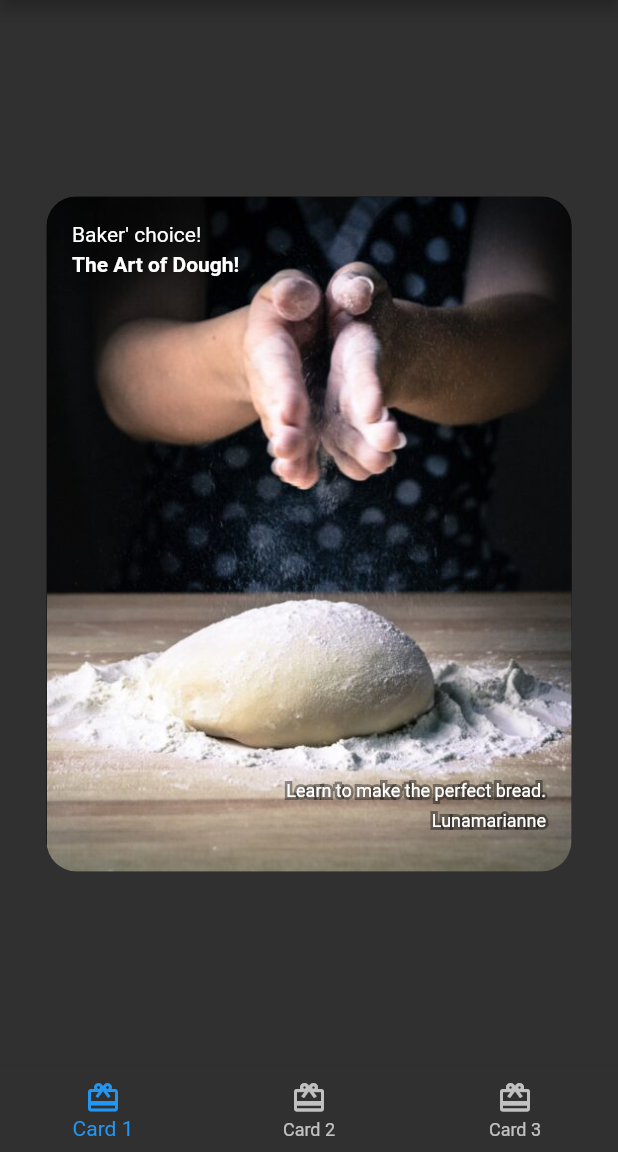
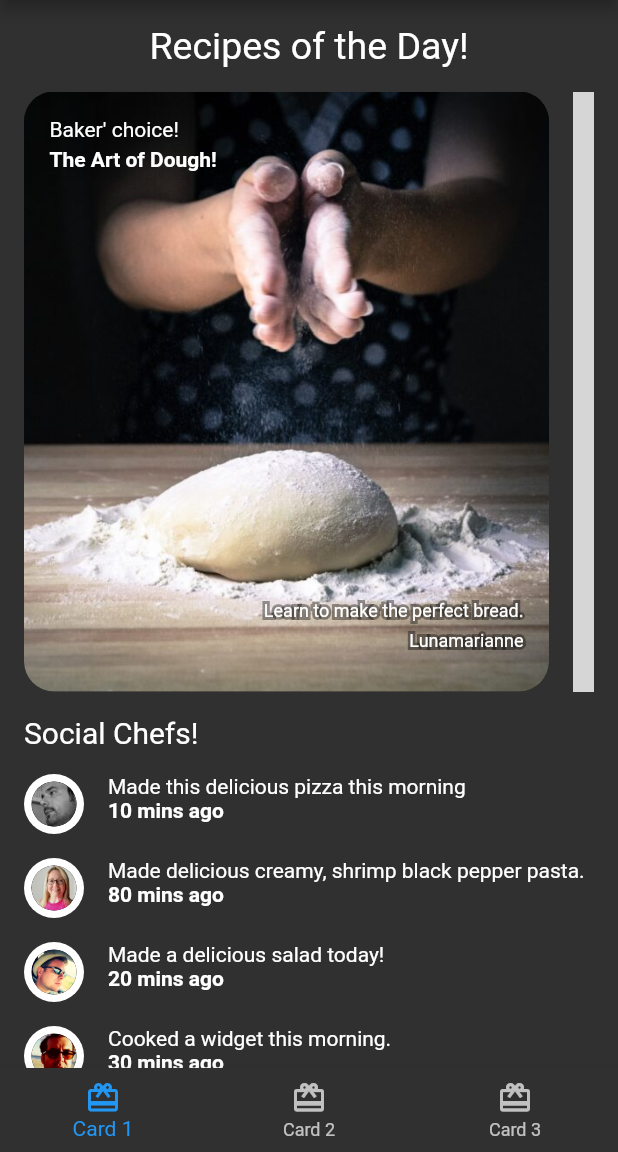
Before and after one commit to airacalins/ffuf_20220502_food_app, a Flutter app: the screen it shows after launch, on a phone screen of 412 x 824 dp, the part 84-1236 px from its top. Run offline on Flutter 3.47's test engine with Material 2 defaults, Android fonts, the phone set to English and light mode, and no system bars; grey boxes are pictures that could not be loaded.

Commit message:
added service, models, and screens

```diff
--- a/lib/card1.dart
+++ b/lib/components/card1.dart
@@ -1,9 +1,16 @@
 // ignore_for_file: prefer_const_constructors
 
 import 'package:flutter/material.dart';
+import 'package:food_app/models/models.dart';
 
 class Card1 extends StatelessWidget {
-  const Card1({Key? key}) : super(key: key);
+
+  final ExploreRecipe recipe;
+
+  const Card1({
+    Key? key,
+    required this.recipe,
+  }) : super(key: key);
 
   final String category = 'Baker\' choice!';
   final String title = 'The Art of Dough!';
--- a/lib/card2.dart
+++ b/lib/components/card2.dart
@@ -1,9 +1,15 @@
 // ignore_for_file: prefer_const_constructors
 
 import 'package:flutter/material.dart';
+import 'package:food_app/models/models.dart';
 
 class Card2 extends StatefulWidget {
-  const Card2({Key? key}) : super(key: key);
+  final ExploreRecipe recipe;
+
+  const Card2({
+    Key? key,
+    required this.recipe,
+  }) : super(key: key);
 
   @override
   State<Card2> createState() => _Card2State();
--- a/lib/components/circle_image.dart
+++ b/lib/components/circle_image.dart
@@ -0,0 +1,28 @@
+import 'package:flutter/material.dart';
+
+class CircleImage extends StatelessWidget {
+  // 1
+  const CircleImage({
+    Key? key,
+    this.imageProvider,
+    this.imageRadius = 20,
+  }) : super(key: key);
+
+  // 2
+  final double imageRadius;
+  final ImageProvider? imageProvider;
+
+  @override
+  Widget build(BuildContext context) {
+    // 3
+    return CircleAvatar(
+      backgroundColor: Colors.white,
+      radius: imageRadius,
+      // 4
+      child: CircleAvatar(
+        radius: imageRadius - 5,
+        backgroundImage: imageProvider,
+      ),
+    );
+  }
+}
--- /dev/null
+++ b/lib/components/friend_post_list_view.dart
@@ -0,0 +1,56 @@
+import 'package:flutter/material.dart';
+
+import 'package:food_app/models/models.dart';
+import 'package:food_app/components/components.dart';
+
+class FriendPostListView extends StatelessWidget {
+  final List<Post> friendPosts;
+
+  const FriendPostListView({
+    Key? key,
+    required this.friendPosts,
+  }) : super(key: key);
+
+  @override
+  Widget build(BuildContext context) {
+    return Padding(
+      padding: const EdgeInsets.only(
+        left: 16,
+        right: 16,
+        top: 0,
+      ),
+      child: Column(
+        crossAxisAlignment: CrossAxisAlignment.start,
+        children: [
+          const Text(
+            'Social Chefs!',
+            style: TextStyle(
+              fontSize: 20,
+            ),
+          ),
+          const SizedBox(
+            height: 16,
+          ),
+          // PostListView
+          ListView.separated(
+            primary: false,
+            physics: NeverScrollableScrollPhysics(),
+            shrinkWrap: true,
+            scrollDirection: Axis.vertical,
+            itemBuilder: (context, index) {
+              final post = friendPosts[index];
+              return FriendPostTile(post: post);
+            },
+            separatorBuilder: (context, index) {
+              return SizedBox(height: 16);
+            },
+            itemCount: friendPosts.length,
+          ),
+          const SizedBox(
+            height: 16,
+          )
+        ],
+      ),
+    );
+  }
+}
--- /dev/null
+++ b/lib/components/friend_post_tile.dart
@@ -0,0 +1,42 @@
+import 'package:flutter/cupertino.dart';
+import 'package:flutter/material.dart';
+import 'package:food_app/components/components.dart';
+import 'package:food_app/models/models.dart';
+
+class FriendPostTile extends StatelessWidget {
+  final Post post;
+
+  const FriendPostTile({
+    Key? key,
+    required this.post,
+  }) : super(key: key);
+
+  @override
+  Widget build(BuildContext context) {
+    return Row(
+      crossAxisAlignment: CrossAxisAlignment.start,
+      mainAxisAlignment: MainAxisAlignment.start,
+      children: [
+        CircleImage(
+          imageProvider: AssetImage(post.profileImageUrl),
+          imageRadius: 20,
+        ),
+        SizedBox(
+          width: 16,
+        ),
+        Expanded(
+          child: Column(
+            crossAxisAlignment: CrossAxisAlignment.start,
+            children: [
+              Text(post.comment),
+              Text(
+                '${post.timestamp} mins ago',
+                style: TextStyle(fontWeight: FontWeight.w700),
+              )
+            ],
+          ),
+        ),
+      ],
+    );
+  }
+}
--- /dev/null
+++ b/lib/components/recipes_grid_view.dart
@@ -0,0 +1,34 @@
+import 'package:flutter/material.dart';
+
+import 'package:food_app/components/components.dart';
+import 'package:food_app/models/models.dart';
+
+class RecipesGridView extends StatelessWidget {
+  final List<SimpleRecipe> recipes;
+
+  const RecipesGridView({
+    Key? key,
+    required this.recipes,
+  }) : super(key: key);
+
+  @override
+  Widget build(BuildContext context) {
+    return Padding(
+      padding: const EdgeInsets.only(
+        left: 16,
+        right: 16,
+        top: 16,
+      ),
+      child: GridView.builder(
+        itemCount: recipes.length,
+        gridDelegate: const SliverGridDelegateWithFixedCrossAxisCount(
+          crossAxisCount: 2,
+        ),
+        itemBuilder: (context, index) {
+          final simpleRecipe = recipes[index];
+          return RecipeThumbnail(recipe: simpleRecipe);
+        },
+      ),
+    );
+  }
+}
--- /dev/null
+++ b/lib/components/today_recipe_list_view.dart
@@ -0,0 +1,67 @@
+import 'package:flutter/material.dart';
+import 'package:food_app/components/components.dart';
+import 'package:food_app/models/models.dart';
+
+class TodayRecipeListView extends StatelessWidget {
+  final List<ExploreRecipe> recipes;
+
+  const TodayRecipeListView({
+    Key? key,
+    required this.recipes,
+  }) : super(key: key);
+
+  @override
+  Widget build(BuildContext context) {
+    return Padding(
+      padding: const EdgeInsets.only(
+        left: 16,
+        right: 16,
+        top: 16,
+      ),
+      child: Column(
+        children: [
+          const Text(
+            'Recipes of the Day!',
+            style: TextStyle(
+              fontSize: 25,
+            ),
+          ),
+          const SizedBox(
+            height: 16,
+          ),
+          Container(
+            height: 400,
+            // listview
+            color: Colors.transparent,
+            child: ListView.separated(
+              scrollDirection: Axis.horizontal,
+              itemBuilder: (context, index) {
+                final recipe = recipes[index];
+                return buildCard(recipe);
+              },
+              separatorBuilder: (context, index) {
+                return const SizedBox(
+                  width: 16,
+                );
+              },
+              itemCount: recipes.length,
+            ),
+          ),
+        ],
+      ),
+    );
+  }
+
+  // card
+  Widget buildCard(ExploreRecipe recipe) {
+    if (recipe.cardType == RecipeCardType.card1) {
+      return Card1(recipe: recipe);
+    } else if (recipe.cardType == RecipeCardType.card2) {
+      return Card2(recipe: recipe);
+    } else if (recipe.cardType == RecipeCardType.card3) {
+      return Card3(recipe: recipe);
+    } else {
+      throw Exception('This card doesn\'t exist!');
+    }
+  }
+}
--- a/lib/home.dart
+++ b/lib/home.dart
@@ -1,9 +1,9 @@
 // ignore_for_file: prefer_const_constructors
 
 import 'package:flutter/material.dart';
-import 'package:food_app/card1.dart';
-import 'package:food_app/card2.dart';
-import 'package:food_app/card3.dart';
+import 'package:food_app/components/components.dart';
+import 'package:food_app/screens/explore_screen.dart';
+
 
 class Home extends StatefulWidget {
   const Home({Key? key}) : super(key: key);
@@ -16,9 +16,9 @@ class _HomeState extends State<Home> {
   int _selectedIndex = 0;
 
   static List pages = [
-    Card1(),
-    Card2(),
-    Card3(),
+    ExploreScreen(),
+    Container(color: Colors.green),
+    Container(color: Colors.pink),
   ];
 
   void _onItemTapped(int index) {
--- a/lib/models/explore_recipe.dart
+++ b/lib/models/explore_recipe.dart
@@ -63,6 +63,7 @@ class ExploreRecipe {
         instructions.add(Instruction.fromJson(v));
       });
     }
+
     return ExploreRecipe(
       id: json['id'] ?? '',
       cardType: json['cardType'] ?? '',
--- a/lib/models/post.dart
+++ b/lib/models/post.dart
@@ -16,7 +16,7 @@ class Post {
   factory Post.fromJson(Map<String, dynamic> json) {
     return Post(
       id: json['id'] ?? '',
-      profileImageUrl: json['profileImage'] ?? '',
+      profileImageUrl: json['profileImageUrl'] ?? '',
       comment: json['comment'] ?? '',
       foodPictureUrl: json['foodPictureUrl'] ?? '',
       timestamp: json['timestamp'] ?? '',
--- a/lib/screens/explore_screen.dart
+++ b/lib/screens/explore_screen.dart
@@ -1,5 +1,6 @@
 import 'package:flutter/material.dart';
 import 'package:food_app/api/mock_food_app_service.dart';
+import 'package:food_app/components/components.dart';
 import 'package:food_app/models/models.dart';
 
 class ExploreScreen extends StatelessWidget {
@@ -10,13 +11,18 @@ class ExploreScreen extends StatelessWidget {
   Widget build(BuildContext context) {
     return FutureBuilder(
       future: mockService.getExploreData(),
-      builder: (context, AsyncSnapshot<ExploreData> snapshot) {
+      builder: (BuildContext context, AsyncSnapshot<ExploreData> snapshot) {
         if (snapshot.connectionState == ConnectionState.done) {
           final recipes = snapshot.data?.todayRecipes ?? [];
-          return Center(
-            child: Container(
-              child: const Text('Today Recipe List View'),
-            ),
+          final friendPosts = snapshot.data?.friendPosts ?? [];
+          return ListView(
+            children: [
+              TodayRecipeListView(recipes: recipes),
+              SizedBox(
+                height: 16,
+              ),
+              FriendPostListView(friendPosts: friendPosts),
+            ],
           );
         } else {
           return const Center(child: CircularProgressIndicator());
--- a/pubspec.yaml
+++ b/pubspec.yaml
@@ -59,6 +59,11 @@ flutter:
 
   # To add assets to your application, add an assets section, like this:
   assets:
+    - assets/
+    - assets/food_pics/
+    - assets/magazine_pics/
+    - assets/profile_pics/
+    - assets/sample_data/
     - images/
   #   - images/a_dot_ham.jpeg
 
```
Also changed, not shown: lib/card3.dart (deleted, +0 -70 lines), lib/components/card3.dart (added, +74 -0 lines), lib/components/components.dart (added, +10 -0 lines), lib/components/recipe_thumbnail.dart (added, +41 -0 lines), lib/screens/recipes_screen.dart (added, +27 -0 lines), 1 other file.
